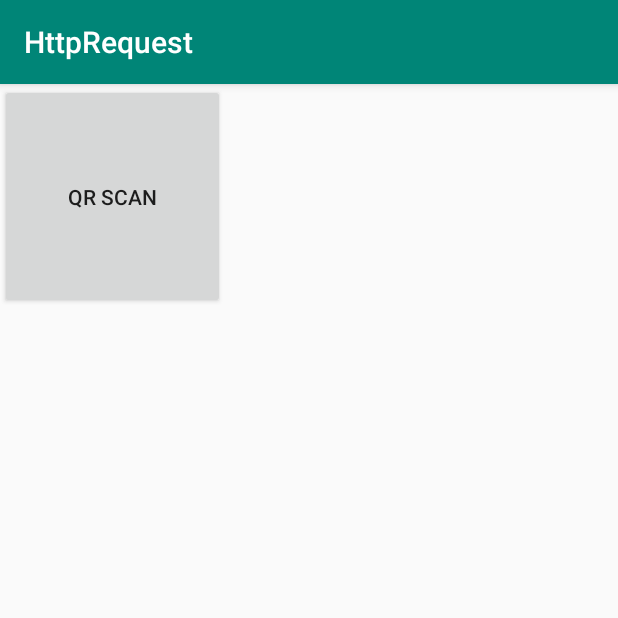
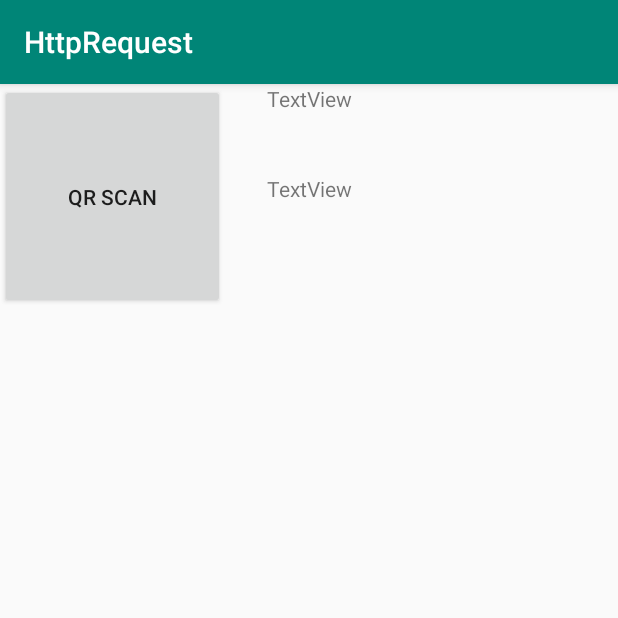
Before and after one commit to mickysara/MyBagProjectApp1, an Android app: the fragment ToolsFragment shown on its own in the app's theme, on a phone screen of 412 x 824 dp, the top half of it. Run offline under Robolectric (Android 15) with nearby library versions, the phone set to English and light mode, and no system bars; libraries missing offline, so code that uses them is left out: me.dm7.barcodescanner.

Commit message:
show location is ok

```diff
--- a/app/build.gradle
+++ b/app/build.gradle
@@ -32,6 +32,7 @@ dependencies {
     implementation 'androidx.navigation:navigation-fragment:2.1.0'
     implementation 'androidx.navigation:navigation-ui:2.1.0'
     implementation 'androidx.lifecycle:lifecycle-extensions:2.1.0'
+    implementation 'com.google.android.gms:play-services-location:15.0.1'
     testImplementation 'junit:junit:4.12'
     androidTestImplementation 'androidx.test.ext:junit:1.1.0'
     androidTestImplementation 'androidx.test.espresso:espresso-core:3.1.1'
--- a/app/src/main/AndroidManifest.xml
+++ b/app/src/main/AndroidManifest.xml
@@ -4,6 +4,8 @@
 
     <uses-permission android:name="android.permission.INTERNET" />
     <uses-permission android:name="android.permission.CAMERA"> </uses-permission>
+    <uses-permission android:name="android.permission.ACCESS_FINE_LOCATION"></uses-permission>
+    <meta-data android:name="com.google.android.gms.version" android:value="@integer/google_play_services_version"/>
 
     <application
         android:allowBackup="true"
--- a/app/src/main/java/com/example/httprequest/ui/tools/ToolsFragment.java
+++ b/app/src/main/java/com/example/httprequest/ui/tools/ToolsFragment.java
@@ -1,6 +1,9 @@
 package com.example.httprequest.ui.tools;
 
+import android.Manifest;
 import android.app.Activity;
+import android.content.pm.PackageManager;
+import android.location.Location;
 import android.os.Bundle;
 import android.util.Log;
 import android.view.LayoutInflater;
@@ -13,17 +16,32 @@ import android.widget.Toast;
 
 import androidx.annotation.Nullable;
 import androidx.annotation.NonNull;
+import androidx.core.app.ActivityCompat;
 import androidx.fragment.app.Fragment;
 import androidx.lifecycle.Observer;
 import androidx.lifecycle.ViewModelProviders;
 
 import com.example.httprequest.R;
+import com.google.android.gms.common.ConnectionResult;
+import com.google.android.gms.common.api.GoogleApiClient;
+import com.google.android.gms.location.FusedLocationProviderClient;
+import com.google.android.gms.location.LocationServices;
+import com.google.android.gms.tasks.OnSuccessListener;
 import com.google.zxing.Result;
 
 import me.dm7.barcodescanner.zxing.ZXingScannerView;
 
+import static android.Manifest.permission.ACCESS_FINE_LOCATION;
 
-public class ToolsFragment extends Fragment {
+
+public class ToolsFragment extends Fragment implements GoogleApiClient.ConnectionCallbacks, GoogleApiClient.OnConnectionFailedListener {
+
+    public static final int RequestPermissionCode = 1;
+    protected GoogleApiClient googleApiClient;
+    protected TextView longitudeText;
+    protected TextView latitudeText;
+    protected Location lastLocation;
+    private FusedLocationProviderClient fusedLocationProviderClient;
     private ZXingScannerView zXingScannerView;
     @Override
     public void onActivityCreated(@Nullable Bundle savedInstanceState) {
@@ -61,6 +79,70 @@ public class ToolsFragment extends Fragment {
     @Override
     public View onCreateView(LayoutInflater inflater, @Nullable ViewGroup container, @Nullable Bundle savedInstanceState) {
         View view = inflater.inflate(R.layout.fragment_tools, container, false);
+        longitudeText = (TextView) view.findViewById(R.id.Latitude);
+        latitudeText = (TextView) view.findViewById(R.id.Longtitude);
+
+        googleApiClient = new GoogleApiClient.Builder(getContext())
+                .addConnectionCallbacks(this)
+                .addOnConnectionFailedListener(this)
+                .addApi(LocationServices.API)
+                .build();
+
+        fusedLocationProviderClient = LocationServices.getFusedLocationProviderClient(getContext());
+
         return view;
     }
+
+    @Override
+    public void onStart() {
+        super.onStart();
+        googleApiClient.connect();
+    }
+
+    @Override
+    public void onStop() {
+        if (googleApiClient.isConnected()) {
+            googleApiClient.disconnect();
+        }
+        super.onStop();
+    }
+
+    @Override
+    public void onConnected(@Nullable Bundle bundle) {
+
+        if (ActivityCompat.checkSelfPermission(getContext(), ACCESS_FINE_LOCATION) != PackageManager.PERMISSION_GRANTED) {
+            requestPermission();
+        } else {
+            fusedLocationProviderClient.getLastLocation()
+                    .addOnSuccessListener((Activity) getContext(), new OnSuccessListener<Location>() {
+                        @Override
+                        public void onSuccess(Location location) {
+                            // Got last known location. In some rare situations this can be null.
+                            if (location != null) {
+                                // Logic to handle location object
+                                latitudeText.setText(String.valueOf(location.getLatitude()));
+                                longitudeText.setText(String.valueOf(location.getLongitude()));
+                            }
+                        }
+                    });
+        }
+    }
+
+    private void requestPermission() {
+
+        ActivityCompat.requestPermissions((Activity) getContext(), new String[]{
+                Manifest.permission.ACCESS_FINE_LOCATION,
+                Manifest.permission.ACCESS_COARSE_LOCATION}, 225);
+        return;
+    }
+
+    @Override
+    public void onConnectionFailed(@NonNull ConnectionResult connectionResult) {
+        Log.e("MainActivity", "Connection failed: " + connectionResult.getErrorCode());
+    }
+
+    @Override
+    public void onConnectionSuspended(int i) {
+        Log.e("MainActivity", "Connection suspendedd");
+    }
 }
--- a/app/src/main/res/layout/fragment_tools.xml
+++ b/app/src/main/res/layout/fragment_tools.xml
@@ -27,4 +27,24 @@
         tools:layout_editor_absoluteX="112dp"
         tools:layout_editor_absoluteY="290dp" />
 
+    <TextView
+        android:id="@+id/Latitude"
+        android:layout_width="wrap_content"
+        android:layout_height="wrap_content"
+        android:layout_marginTop="104dp"
+        android:text="TextView"
+        app:layout_constraintBottom_toTopOf="@+id/Longtitude"
+        app:layout_constraintEnd_toEndOf="parent"
+        app:layout_constraintStart_toStartOf="parent"
+        app:layout_constraintTop_toBottomOf="@+id/text_tools" />
+
+    <TextView
+        android:id="@+id/Longtitude"
+        android:layout_width="wrap_content"
+        android:layout_height="wrap_content"
+        android:text="TextView"
+        app:layout_constraintEnd_toEndOf="parent"
+        app:layout_constraintStart_toStartOf="parent"
+        tools:layout_editor_absoluteY="198dp" />
+
 </androidx.constraintlayout.widget.ConstraintLayout>
--- /dev/null
+++ b/settings 2.gradle
@@ -0,0 +1,2 @@
+include ':app'
+rootProject.name='HttpRequest'
```
Also changed, not shown: app/src/main/java/com/example/httprequest/MainActivity.java (+14 -0 lines), build 2.gradle (added, +27 -0 lines), 247 other files.
